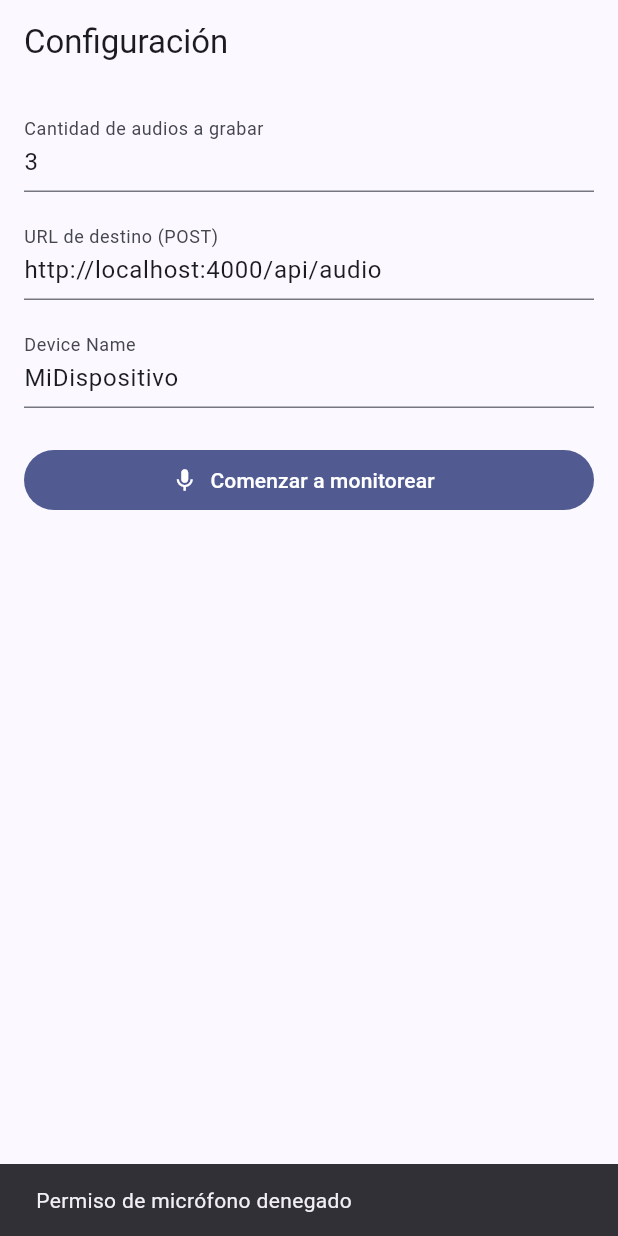
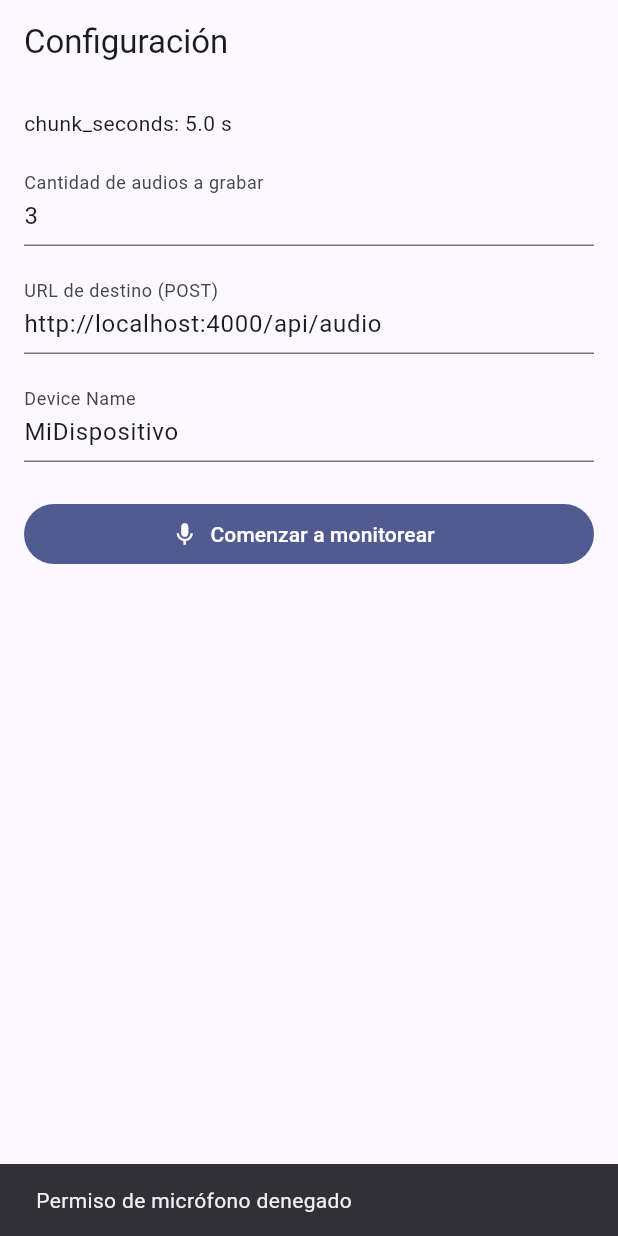
Before and after one commit to FederalTN/alertas, a Flutter app: the screen it shows after launch, after a tap on "Comenzar a monitorear", on a phone screen of 412 x 824 dp. Run offline on Flutter 3.47's test engine with Material 3 defaults, Android fonts, the phone set to English and light mode, and no system bars; our stand-ins replace audioplayers, flutter_map, geolocator, latlong2; missing offline and left inert: record; network calls fail.

Commit message:
system builds based from .json

```diff
--- a/FlutterAPP/mi_primer_app/lib/main.dart
+++ b/FlutterAPP/mi_primer_app/lib/main.dart
@@ -1,12 +1,14 @@
 import 'dart:async';
+import 'dart:convert';
 import 'dart:io';
 
 import 'package:flutter/material.dart';
+import 'package:flutter/services.dart' show rootBundle;
+import 'package:geolocator/geolocator.dart';
 import 'package:http/http.dart' as http;
 import 'package:http_parser/http_parser.dart';
 import 'package:path_provider/path_provider.dart';
 import 'package:record/record.dart';
-import 'package:geolocator/geolocator.dart';
 
 void main() {
   runApp(const AudioMonitorApp());
@@ -28,6 +30,15 @@ class AudioMonitorApp extends StatelessWidget {
   }
 }
 
+/// Lee chunk_seconds desde assets/config.json (ya lo agregaste en pubspec.yaml)
+Future<double> loadChunkSeconds() async {
+  final raw = await rootBundle.loadString('assets/config.json');
+  final jsonMap = json.decode(raw) as Map<String, dynamic>;
+  final v = jsonMap['chunk_seconds'];
+  if (v is num) return v.toDouble();
+  throw Exception('config.json: chunk_seconds no válido');
+}
+
 /// ---------------------------
 /// PANTALLA 1: Configuración
 /// ---------------------------
@@ -44,6 +55,21 @@ class _SetupPageState extends State<SetupPage> {
   final _urlCtrl = TextEditingController(text: 'http://localhost:4000/api/audio');
   final _deviceNameCtrl = TextEditingController(text: 'MiDispositivo');
 
+  double? _chunkSeconds;
+  String? _configError;
+
+  @override
+  void initState() {
+    super.initState();
+    loadChunkSeconds().then((v) {
+      if (!mounted) return;
+      setState(() => _chunkSeconds = v);
+    }).catchError((e) {
+      if (!mounted) return;
+      setState(() => _configError = e.toString());
+    });
+  }
+
   @override
   void dispose() {
     _cantidadCtrl.dispose();
@@ -54,6 +80,12 @@ class _SetupPageState extends State<SetupPage> {
 
   @override
   Widget build(BuildContext context) {
+    final chunkLabel = _configError != null
+        ? 'chunk_seconds: error (${_configError!})'
+        : (_chunkSeconds == null
+            ? 'Leyendo config.json...'
+            : 'chunk_seconds: $_chunkSeconds s');
+
     return Scaffold(
       appBar: AppBar(title: const Text('Configuración')),
       body: Padding(
@@ -62,6 +94,8 @@ class _SetupPageState extends State<SetupPage> {
           key: _formKey,
           child: ListView(
             children: [
+              Text(chunkLabel),
+              const SizedBox(height: 16),
               TextFormField(
                 controller: _cantidadCtrl,
                 decoration: const InputDecoration(
@@ -111,11 +145,16 @@ class _SetupPageState extends State<SetupPage> {
                     final cantidad = int.parse(_cantidadCtrl.text);
                     final url = _urlCtrl.text.trim();
                     final deviceName = _deviceNameCtrl.text.trim();
+
+                    // Si no se pudo leer config, usamos fallback 5 min (300s)
+                    final chunkSeconds = _chunkSeconds ?? 300.0;
+
                     Navigator.of(context).push(MaterialPageRoute(
                       builder: (_) => MonitorPage(
                         cantidad: cantidad,
                         endpointUrl: url,
                         deviceName: deviceName,
+                        chunkSeconds: chunkSeconds,
                       ),
                     ));
                   }
@@ -161,11 +200,13 @@ class MonitorPage extends StatefulWidget {
     required this.cantidad,
     required this.endpointUrl,
     required this.deviceName,
+    required this.chunkSeconds,
   });
 
   final int cantidad;
   final String endpointUrl;
   final String deviceName;
+  final double chunkSeconds;
 
   @override
   State<MonitorPage> createState() => _MonitorPageState();
@@ -272,10 +313,13 @@ class _MonitorPageState extends State<MonitorPage> {
 
       await _recorder.start(cfg, path: path);
 
-      const dur = Duration(minutes: 5);
-      for (var s = 0; s < dur.inSeconds; s++) {
+      // ✅ Antes era 5 minutos fijo. Ahora usa chunk_seconds del config.
+      final dur = Duration(milliseconds: (widget.chunkSeconds * 1000).round());
+
+      // Loop con polling para poder cancelar rápido
+      for (var ms = 0; ms < dur.inMilliseconds; ms += 200) {
         if (_cancelado) break;
-        await Future.delayed(const Duration(seconds: 1));
+        await Future.delayed(const Duration(milliseconds: 200));
       }
       if (_cancelado) break;
 
@@ -296,7 +340,9 @@ class _MonitorPageState extends State<MonitorPage> {
 
     if (mounted && !_cancelado) {
       ScaffoldMessenger.of(context).showSnackBar(
-        SnackBar(content: Text('Monitoreo finalizado ($_hechos/${widget.cantidad})')),
+        SnackBar(
+          content: Text('Monitoreo finalizado ($_hechos/${widget.cantidad})'),
+        ),
       );
     }
   }
@@ -380,7 +426,8 @@ class _MonitorPageState extends State<MonitorPage> {
               if (mounted) Navigator.of(context).pop();
             },
             icon: const Icon(Icons.stop_circle_outlined),
-            label: const Text('Detener', style: TextStyle(fontWeight: FontWeight.bold)),
+            label: const Text('Detener',
+                style: TextStyle(fontWeight: FontWeight.bold)),
           )
         ],
       ),
@@ -393,7 +440,7 @@ class _MonitorPageState extends State<MonitorPage> {
               children: [
                 Expanded(
                   child: Text(
-                    'Grabando segmentos WAV de 5 min\nEnvío: POST → audio + deviceName + lat/long',
+                    'Grabando segmentos WAV de ${widget.chunkSeconds}s\nEnvío: POST → audio + deviceName + lat/long',
                     style: Theme.of(context).textTheme.bodyMedium,
                   ),
                 ),
@@ -421,7 +468,8 @@ class _MonitorPageState extends State<MonitorPage> {
                                 ? Icons.check_circle
                                 : Icons.error_outline,
                   ),
-                  title: Text(a.fileName, maxLines: 1, overflow: TextOverflow.ellipsis),
+                  title: Text(a.fileName,
+                      maxLines: 1, overflow: TextOverflow.ellipsis),
                   subtitle: Text(
                     a.status == UploadStatus.grabando
                         ? 'Grabando...'
@@ -436,7 +484,8 @@ class _MonitorPageState extends State<MonitorPage> {
                     mainAxisAlignment: MainAxisAlignment.center,
                     children: [
                       Text('Inicio: ${_fmt(a.startedAt)}'),
-                      if (a.finishedAt != null) Text('Fin: ${_fmt(a.finishedAt!)}'),
+                      if (a.finishedAt != null)
+                        Text('Fin: ${_fmt(a.finishedAt!)}'),
                     ],
                   ),
                 );
--- a/FlutterAPP/mi_primer_app/pubspec.yaml
+++ b/FlutterAPP/mi_primer_app/pubspec.yaml
@@ -41,6 +41,7 @@ dependencies:
   http_parser: ^4.0.2
   geolocator: ^14.0.2
 
+
 record: ^6.1.1       # Grabación en WAV
 http: ^1.2.2         # POST multipart/form-data
 path_provider: ^2.1.5
@@ -68,7 +69,8 @@ dev_dependencies:
 
 # The following section is specific to Flutter packages.
 flutter:
-
+  assets:
+    - assets/config.json
   # The following line ensures that the Material Icons font is
   # included with your application, so that you can use the icons in
   # the material Icons class.
--- a/client_flutter_app/lib/main.dart
+++ b/client_flutter_app/lib/main.dart
@@ -36,7 +36,7 @@ class ConnectScreen extends StatefulWidget {
 }
 
 class _ConnectScreenState extends State<ConnectScreen> {
-  final _serverCtrl = TextEditingController(text: 'http://10.0.2.2:4000');
+  final _serverCtrl = TextEditingController(text: 'http://0.0.0.0:4000');
   final _deviceCtrl = TextEditingController();
   bool _connecting = false;
   String? _userId;
@@ -488,7 +488,7 @@ class AudioItem {
    ======================= */
 
 class ClientConnection {
-  final String baseHttp; // p.ej. http://10.0.2.2:4000
+  final String baseHttp; // p.ej. http://0.0.0.0:4000
   late final String _wsUrl; // ws://host:port/ws
   WebSocketChannel? _ch;
   String? userId;
```
Also changed, not shown: FlutterAPP/mi_primer_app/assets/config.json (added, +20 -0 lines), ServerPython/registros.csv (+15 -12 lines), config.json (added, +20 -0 lines), 2 other files.
